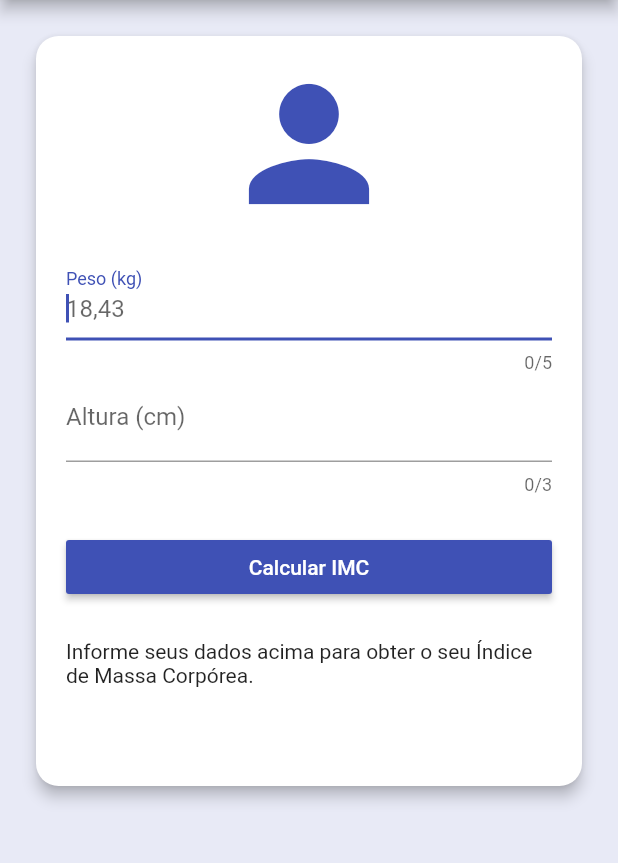
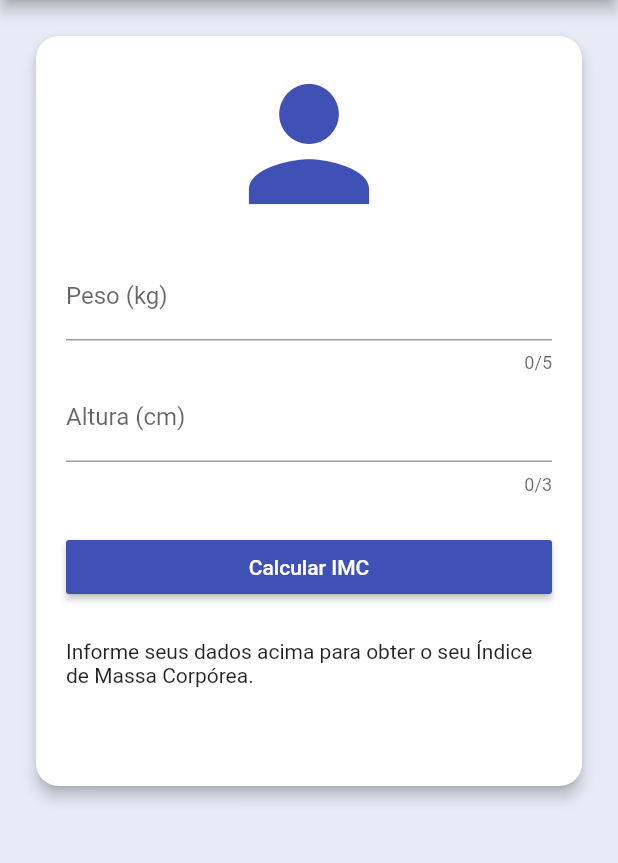
Before and after one commit to atom808/imc_calculator, a Flutter app: the screen it shows after launch, after a tap on "Calcular IMC", on a phone screen of 412 x 824 dp, the part 84-947 px from its top. Run offline on Flutter 3.47's test engine with Material 2 defaults, Android fonts, the phone set to English and light mode, and no system bars; our stand-ins replace splashscreen.

Commit message:
Primeira versão do APP com Splashscreen
Falta organizar a splashscreen com o layout desejado
Se possível, fazer uma animação de transição entre as telas
Quando commitar com a branch original, organizar o layout do resultado.

```diff
--- a/lib/main.dart
+++ b/lib/main.dart
@@ -1,9 +1,15 @@
 import 'package:flutter/material.dart';
+import 'package:splashscreen/splashscreen.dart';
 
 void main() => runApp(MyApp());
 
-class MyApp extends StatelessWidget {
+class MyApp extends StatefulWidget {
   // This widget is the root of your application.
+  @override
+  _MyAppState createState() => _MyAppState();
+}
+
+class _MyAppState extends State<MyApp> {
   @override
   Widget build(BuildContext context) {
     return MaterialApp(
@@ -12,7 +18,32 @@ class MyApp extends StatelessWidget {
       theme: ThemeData(
         primarySwatch: Colors.indigo,
       ),
-      home: MyHomePage(title: 'Flutter Demo Home Page'),
+      home: SplashScreen(
+        seconds: 2,
+        navigateAfterSeconds: AfterSplash(),
+        backgroundColor: Colors.indigo,
+        title: Text(
+          "Calculadora de IMC",
+          style: TextStyle(
+            color: Colors.white,
+            fontSize: 28,
+          ),
+        ),
+      ),
+    );
+  }
+}
+
+class AfterSplash extends StatelessWidget {
+  @override
+  Widget build(BuildContext context) {
+    return MaterialApp(
+      title: 'IMC Calculator',
+      debugShowCheckedModeBanner: false,
+      theme: ThemeData(
+        primarySwatch: Colors.indigo,
+      ),
+      home: MyHomePage(),
     );
   }
 }
@@ -46,8 +77,10 @@ class _MyHomePageState extends State<MyHomePage> {
         _infoText = "Sobrepeso (${result.toStringAsPrecision(4)})";
       } else if (30.0 <= result && 39.9 >= result){
         _infoText = "Obesidade (${result.toStringAsPrecision(4)})";
+      } else if (40 <= result){
+        _infoText = "Obesidade Grave (${result.toStringAsPrecision(4)})";
       } else {
-        _infoText = "Obesidade Grave (${result.toStringAsPrecision(4)})";
+        _infoText = "Insira dados válidos.";
       }
     });
   }
@@ -109,7 +142,7 @@ class _MyHomePageState extends State<MyHomePage> {
                       labelText: "Peso (kg)",
                       hintText: "18,43",
                     ),
-                    autofocus: true,
+                    autofocus: false,
                   ),
                   TextField(
                     controller: heightController,
--- a/pubspec.yaml
+++ b/pubspec.yaml
@@ -19,6 +19,7 @@ environment:
 dependencies:
   flutter:
     sdk: flutter
+  splashscreen: 1.2.0
 
   # The following adds the Cupertino Icons font to your application.
   # Use with the CupertinoIcons class for iOS style icons.
```
Also changed, not shown: pubspec.lock.
